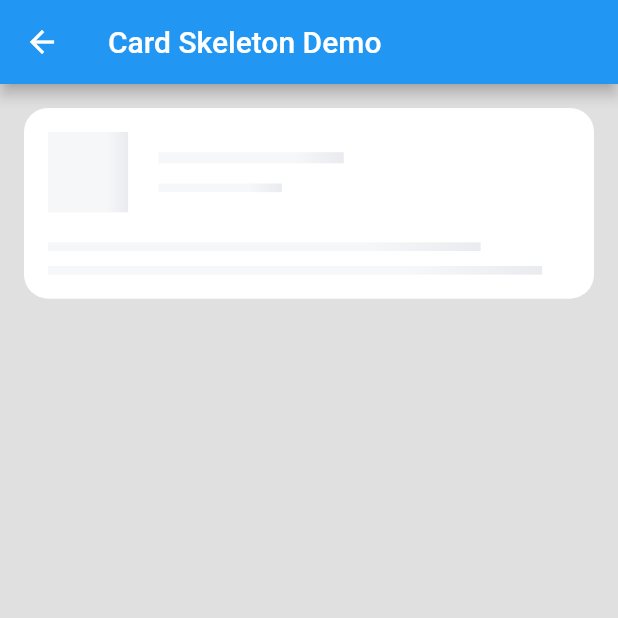
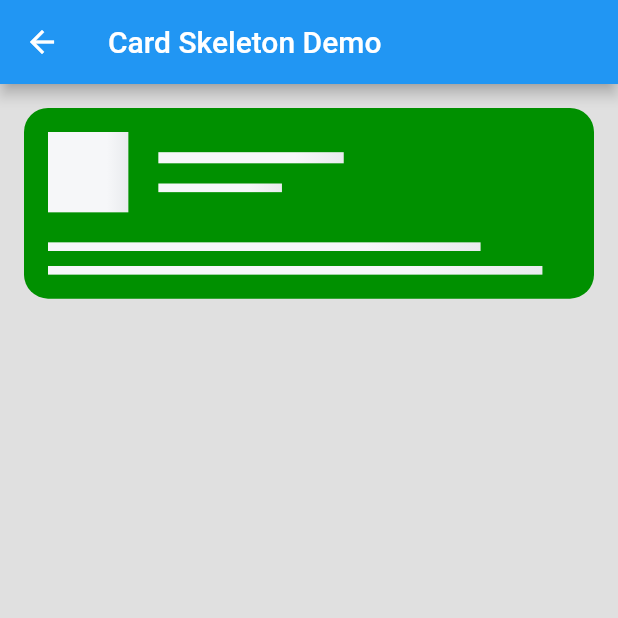
Before and after one commit to dylanwuzh/flutter_skeleton, a Flutter app: the CardSkeletonDemo screen opened directly, on a phone screen of 412 x 824 dp, the top half of it. Run offline on Flutter 3.47's test engine with Material 2 defaults, Android fonts, the phone set to English and light mode, and no system bars.

Commit message:
style添加backgroundColor

```diff
--- a/example/lib/card_skeleton_demo.dart
+++ b/example/lib/card_skeleton_demo.dart
@@ -23,6 +23,7 @@ class _CardSkeletonDemoState extends State<CardSkeletonDemo> {
             borderRadius: BorderRadius.all(Radius.circular(16.0)),
 //            padding: EdgeInsets.all(32.0),
             bottomLinesCount: 2,
+            backgroundColor: Color(0xFF009000),
           ),
         ),
       ),
--- a/lib/src/skeleton/list_tile_skeleton.dart
+++ b/lib/src/skeleton/list_tile_skeleton.dart
@@ -33,6 +33,9 @@ class _ListTileSkeletonState extends State<ListTileSkeleton> with SingleTickerPr
   }
 
   Color get _backgroundColor {
+    if (widget.style.backgroundColor != null) {
+      return widget.style.backgroundColor;
+    }
     if (widget.style.theme == SkeletonTheme.Dark) {
       return Color(0xff424242);
     }
@@ -54,10 +57,7 @@ class _ListTileSkeletonState extends State<ListTileSkeleton> with SingleTickerPr
       animation: _skeletonAnimation.animation,
       builder: (context, child) {
         return Container(
-          decoration: BoxDecoration(
-            color: _backgroundColor,
-            borderRadius: widget.style.borderRadius,
-          ),
+          decoration: BoxDecoration(color: _backgroundColor, borderRadius: widget.style.borderRadius),
           padding: _padding,
           child: Column(
             mainAxisSize: MainAxisSize.min,
--- a/lib/src/skeleton_style.dart
+++ b/lib/src/skeleton_style.dart
@@ -9,6 +9,7 @@ class SkeletonStyle {
   final int bottomLinesCount;
   final BorderRadius borderRadius;
   final EdgeInsetsGeometry padding;
+  final Color backgroundColor;
 
   SkeletonStyle({
     this.theme: SkeletonTheme.Light,
@@ -17,6 +18,7 @@ class SkeletonStyle {
     this.bottomLinesCount: 2,
     this.borderRadius: BorderRadius.zero,
     this.padding,
+    this.backgroundColor,
   });
 
   const SkeletonStyle.origin()
@@ -25,5 +27,6 @@ class SkeletonStyle {
         isCircleAvatar = true,
         bottomLinesCount = 2,
         borderRadius = BorderRadius.zero,
-        padding = const EdgeInsets.all(16.0);
+        padding = const EdgeInsets.all(16.0),
+        backgroundColor = null;
 }
```
